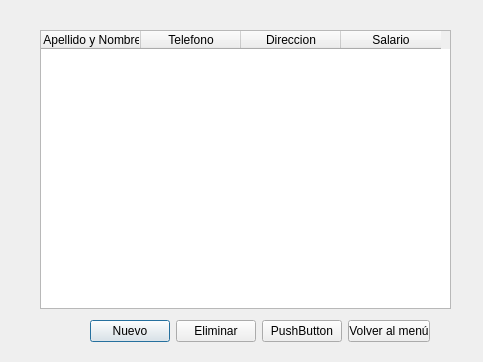
First picture: the form in guiempleado.ui, repository Jose-Cisneros/TallerCTRL, before the edit.
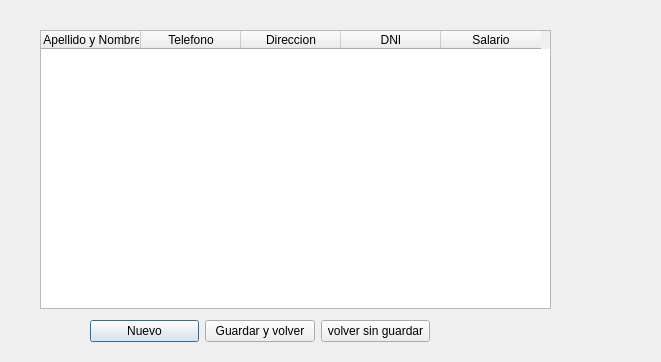
Second picture: the form after the edit.

Commit message: Nueva GUI Empleado

```diff
--- a/guiempleado.ui
+++ b/guiempleado.ui
@@ -6,7 +6,7 @@
    <rect>
     <x>0</x>
     <y>0</y>
-    <width>483</width>
+    <width>661</width>
     <height>362</height>
    </rect>
   </property>
@@ -18,7 +18,7 @@
     <rect>
      <x>40</x>
      <y>30</y>
-     <width>411</width>
+     <width>511</width>
      <height>279</height>
     </rect>
    </property>
@@ -37,13 +37,18 @@
      <string>Direccion</string>
     </property>
    </column>
+   <column>
+    <property name="text">
+     <string>DNI</string>
+    </property>
+   </column>
    <column>
     <property name="text">
      <string>Salario</string>
     </property>
    </column>
   </widget>
-  <widget class="QWidget" name="">
+  <widget class="QWidget" name="layoutWidget">
    <property name="geometry">
     <rect>
      <x>90</x>
@@ -60,24 +65,17 @@
       </property>
      </widget>
     </item>
-    <item>
-     <widget class="QPushButton" name="pushButton_2">
-      <property name="text">
-       <string>Eliminar</string>
-      </property>
-     </widget>
-    </item>
     <item>
      <widget class="QPushButton" name="pushButton_3">
       <property name="text">
-       <string>PushButton</string>
+       <string>Guardar y volver</string>
       </property>
      </widget>
     </item>
     <item>
      <widget class="QPushButton" name="pushButton_4">
       <property name="text">
-       <string>Volver al menú</string>
+       <string>volver sin guardar</string>
       </property>
      </widget>
     </item>
```
The commit also changes 5 other files.
